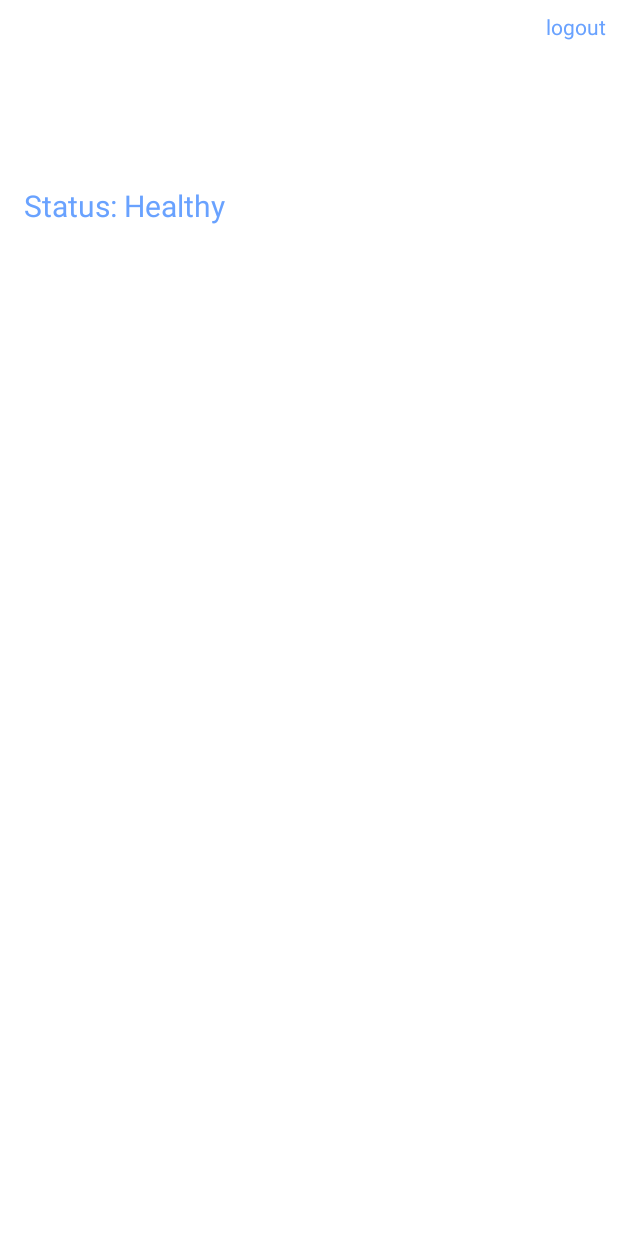
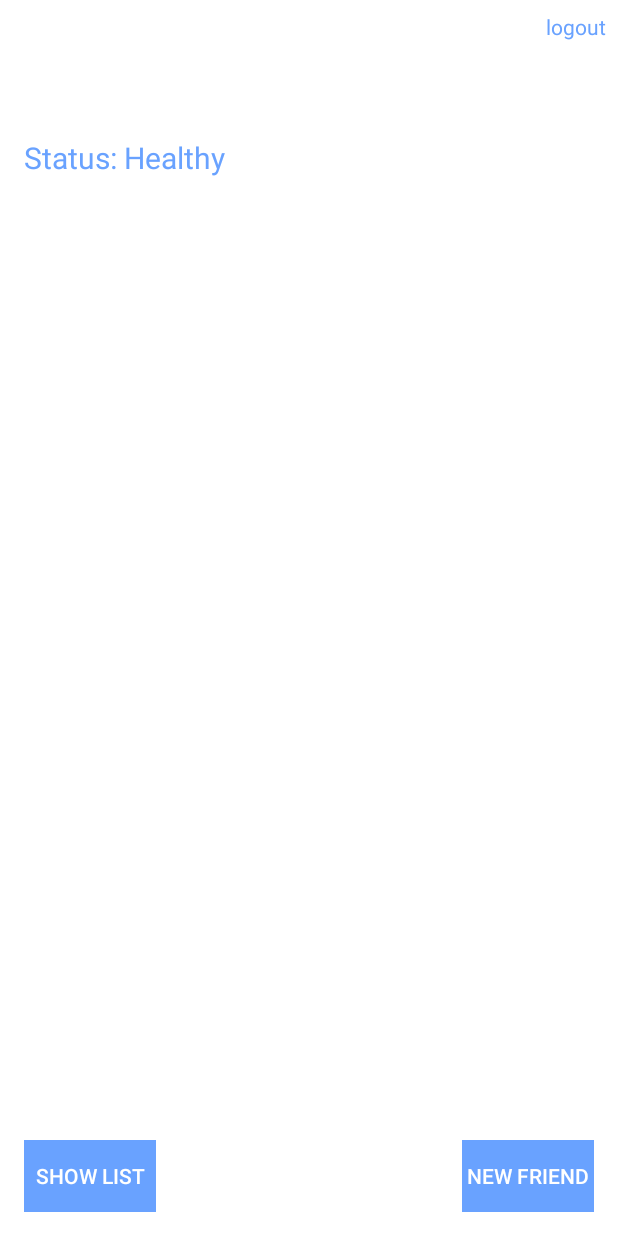
Before and after one commit to stefandumitriu/covid19app, an Android app: the Profile screen opened directly, with no data from a screen before it, on a phone screen of 412 x 824 dp. Before the commit the screen is almost empty. Run offline under Robolectric (Android 15) with nearby library versions, the phone set to English and light mode, and no system bars.

Commit message:
Am facut o lista scorlable de prieteni. Pentru a o modifica trebuie umblat in recycler view, in friend_button.xml sin in lista din user Data.

```diff
--- a/app/src/main/java/com/codeeina/app_covid/Profile.java
+++ b/app/src/main/java/com/codeeina/app_covid/Profile.java
@@ -1,14 +1,22 @@
 package com.codeeina.app_covid;
 
 import androidx.appcompat.app.AppCompatActivity;
+import androidx.recyclerview.widget.LinearLayoutManager;
+import androidx.recyclerview.widget.RecyclerView;
 
 import android.content.Intent;
 import android.os.Bundle;
 import android.view.View;
 import android.widget.TextView;
+import android.widget.Toast;
+
+import java.util.LinkedList;
 
 public class Profile extends AppCompatActivity {
     TextView nameTV;
+    private RecyclerView mRecyclerView;
+    private ButtonListAdapter mAdapter;
+
     @Override
     protected void onCreate(Bundle savedInstanceState) {
         super.onCreate(savedInstanceState);
@@ -18,6 +26,9 @@ public class Profile extends AppCompatActivity {
         setContentView(R.layout.activity_profile);
         nameTV = findViewById(R.id.Profile_nameTV);
         nameTV.setText(UserData.getName());
+
+        mRecyclerView = findViewById(R.id.recylerProfile);
+        mRecyclerView.setLayoutManager(new LinearLayoutManager(this));
     }
 
     @Override
@@ -30,4 +41,13 @@ public class Profile extends AppCompatActivity {
         UserData.setLogged(false);
         startActivity(new Intent(this, LoginScreen.class));
     }
+
+    public void ShowList(View view) {
+        mAdapter = new ButtonListAdapter(this, UserData.getFriends());
+        mRecyclerView.setAdapter(mAdapter);
+    }
+
+    public void addFriend(View view) {
+        UserData.addFriends("Matei");
+    }
 }
--- a/app/src/main/res/layout/activity_profile.xml
+++ b/app/src/main/res/layout/activity_profile.xml
@@ -11,7 +11,7 @@
         android:layout_width="wrap_content"
         android:layout_height="wrap_content"
         android:layout_marginStart="16dp"
-        android:layout_marginTop="64dp"
+        android:layout_marginTop="16dp"
         android:text="@string/healthy"
         android:textSize="20sp"
         app:layout_constraintStart_toStartOf="parent"
@@ -22,7 +22,7 @@
         android:layout_width="wrap_content"
         android:layout_height="wrap_content"
         android:layout_marginStart="16dp"
-        android:layout_marginTop="16dp"
+        android:layout_marginTop="32dp"
         android:textSize="32sp"
         app:layout_constraintStart_toStartOf="parent"
         app:layout_constraintTop_toTopOf="parent" />
@@ -37,4 +37,51 @@
         android:onClick="Log_out"
         app:layout_constraintEnd_toEndOf="parent"
         app:layout_constraintTop_toTopOf="parent" />
+
+    <androidx.appcompat.widget.AppCompatButton
+        android:id="@+id/buttonNewFriend"
+        style="@style/Widget.AppCompat.Button.Borderless"
+        android:layout_width="wrap_content"
+        android:layout_height="wrap_content"
+        android:layout_marginTop="32dp"
+        android:background="@color/lightBlue"
+        android:text="@string/new_friend"
+        android:textColor="@color/white"
+        app:layout_constraintHorizontal_bias="0.498"
+        android:layout_marginEnd="16dp"
+        android:layout_marginBottom="16dp"
+        app:layout_constraintBottom_toBottomOf="parent"
+        app:layout_constraintEnd_toEndOf="parent"
+        android:onClick="addFriend"/>
+
+    <androidx.appcompat.widget.AppCompatButton
+        android:id="@+id/buttonShowList"
+        style="@style/Widget.AppCompat.Button.Borderless"
+        android:layout_width="wrap_content"
+        android:layout_height="wrap_content"
+        android:layout_marginTop="32dp"
+        android:background="@color/lightBlue"
+        android:text="@string/show_list"
+        android:textColor="@color/white"
+        app:layout_constraintHorizontal_bias="0.498"
+        android:layout_marginStart="16dp"
+        android:layout_marginBottom="16dp"
+        app:layout_constraintBottom_toBottomOf="parent"
+        app:layout_constraintStart_toStartOf="parent"
+        android:onClick="ShowList"/>
+
+
+    <androidx.recyclerview.widget.RecyclerView
+        android:id="@+id/recylerProfile"
+        android:layout_width="match_parent"
+        android:layout_height="0dp"
+        android:layout_marginStart="16dp"
+        android:layout_marginTop="24dp"
+        android:layout_marginEnd="16dp"
+        android:layout_marginBottom="24dp"
+        app:layout_constraintBottom_toTopOf="@id/buttonNewFriend"
+        app:layout_constraintEnd_toEndOf="parent"
+        app:layout_constraintStart_toStartOf="parent"
+        app:layout_constraintTop_toBottomOf="@id/Health_status" />
+
 </androidx.constraintlayout.widget.ConstraintLayout>
--- a/app/src/main/res/values/strings.xml
+++ b/app/src/main/res/values/strings.xml
@@ -22,4 +22,6 @@
     <string name="hint_password">Password</string>
     <string name="wrong_credentials">Wrong username or password</string>
     <string name="logout">logout</string>
+    <string name="show_list">Show List</string>
+    <string name="new_friend">New friend</string>
 </resources>
```
Also changed, not shown: app/src/main/java/com/codeeina/app_covid/ButtonListAdapter.java (added, +56 -0 lines), app/src/main/java/com/codeeina/app_covid/UserData.java (+15 -0 lines), app/src/main/res/layout/friend_button.xml (added, +26 -0 lines).
